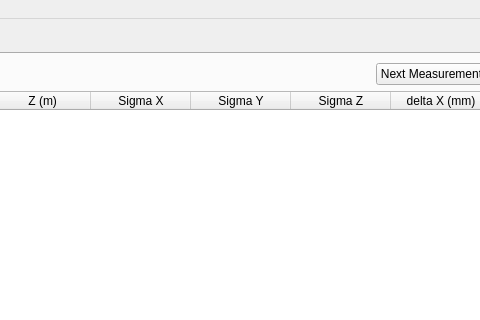
Old version of the form ADEPO/ATLAS_BCAM.ui in the repository CERN/atlas-adepo; both pictures show x 630 to 1110 and y 0 to 320 of the 1309 by 747 pixel window.
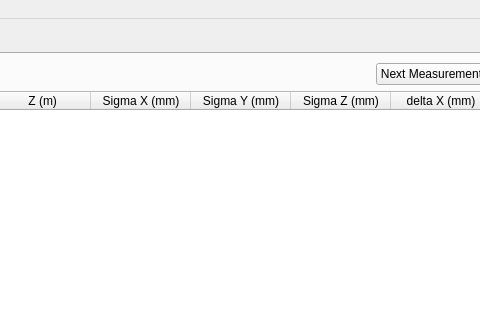
New version of the form. The open tabs and pages were chosen to show the change. Icons and pictures are not drawn.

```diff
--- a/ADEPO/ATLAS_BCAM.ui
+++ b/ADEPO/ATLAS_BCAM.ui
@@ -534,17 +534,17 @@
             </column>
             <column>
              <property name="text">
-              <string>Sigma X</string>
+              <string>Sigma X (mm)</string>
              </property>
             </column>
             <column>
              <property name="text">
-              <string>Sigma Y</string>
+              <string>Sigma Y (mm)</string>
              </property>
             </column>
             <column>
              <property name="text">
-              <string>Sigma Z</string>
+              <string>Sigma Z (mm)</string>
              </property>
             </column>
             <column>
```
Left out of the diff: 8 changed lines with no effect on the pictures.
